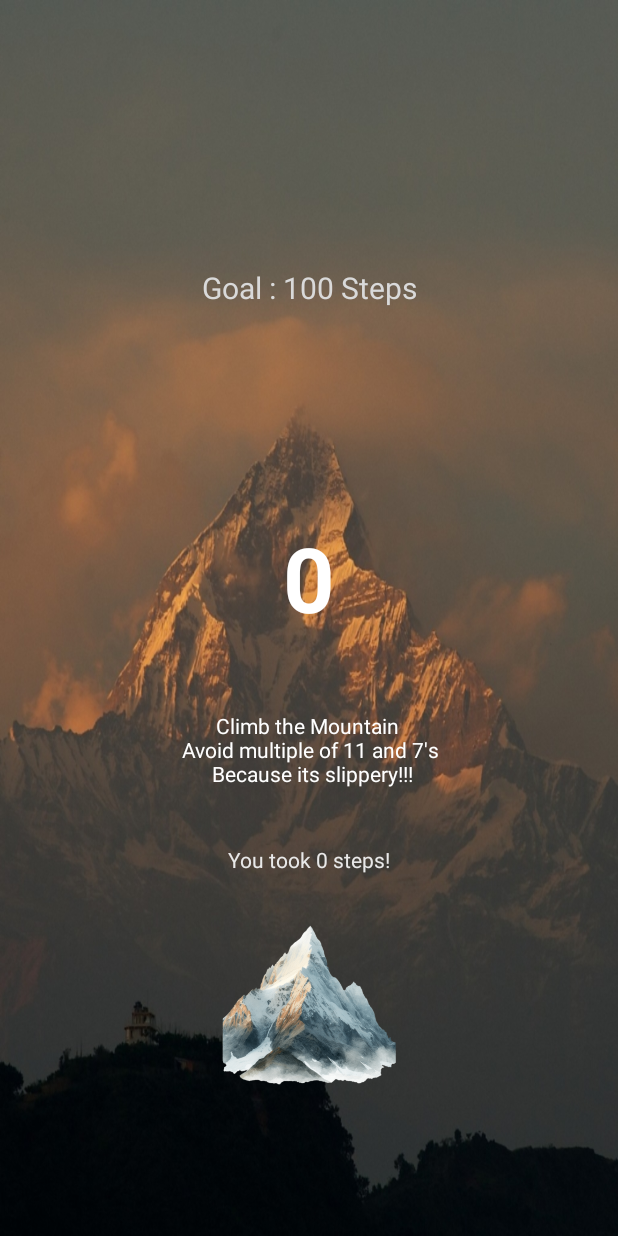
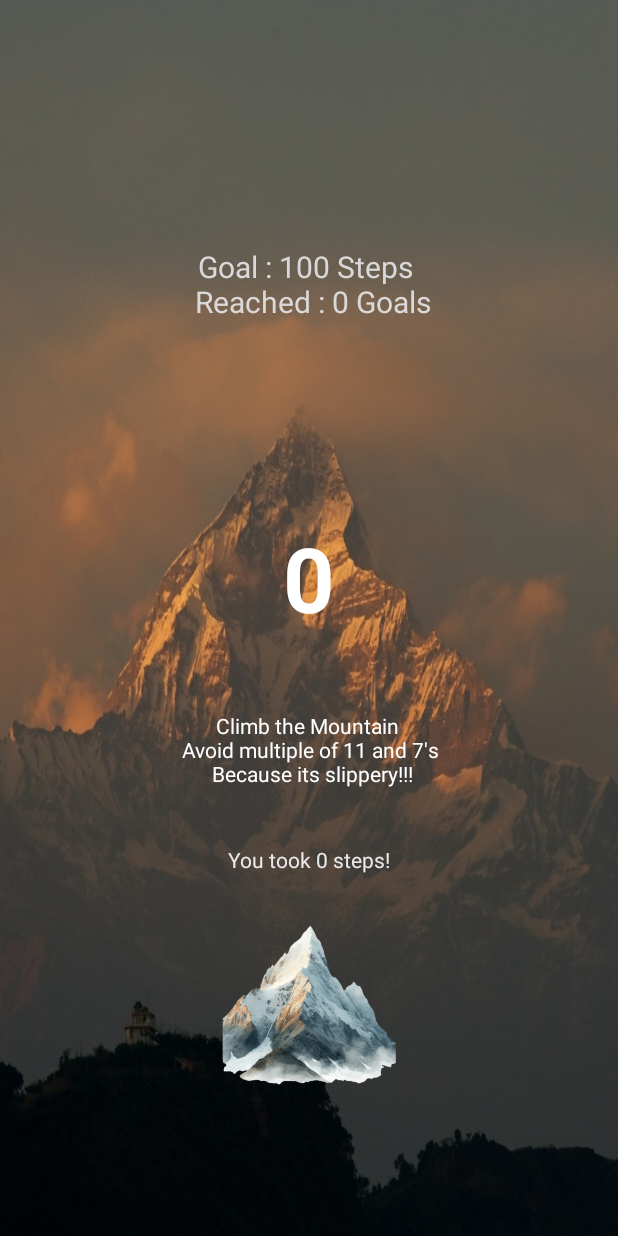
Before and after one commit to TsewangDSherpa/tds22-CS388-001, an Android app: the screen it shows after launch (MainActivity), on a phone screen of 412 x 824 dp. Run offline under Robolectric (Android 15) with nearby library versions, the light colour scheme and no system bars.

Commit message:
finished the challenge for lab1

```diff
--- a/Labs/Lab1/app/src/main/res/layout/activity_main.xml
+++ b/Labs/Lab1/app/src/main/res/layout/activity_main.xml
@@ -80,9 +80,9 @@
 
     <TextView
         android:id="@+id/goalText"
-        android:layout_width="202dp"
-        android:layout_height="38dp"
-        android:text="Goal : 100 Steps"
+        android:layout_width="306dp"
+        android:layout_height="74dp"
+        android:text="Goal : 100 Steps \n Reached : 0 Goals"
         android:textAlignment="center"
         android:textColor="#D9D9D9"
         android:textSize="20sp"
@@ -90,5 +90,5 @@
         app:layout_constraintEnd_toEndOf="parent"
         app:layout_constraintStart_toStartOf="parent"
         app:layout_constraintTop_toBottomOf="@+id/upgradeBtn"
-        app:layout_constraintVertical_bias="0.395" />
+        app:layout_constraintVertical_bias="0.397" />
 </androidx.constraintlayout.widget.ConstraintLayout>
```
Also changed, not shown: Labs/Lab1/app/src/main/java/com/example/lab1/MainActivity.kt (+8 -4 lines), 1 other file.
